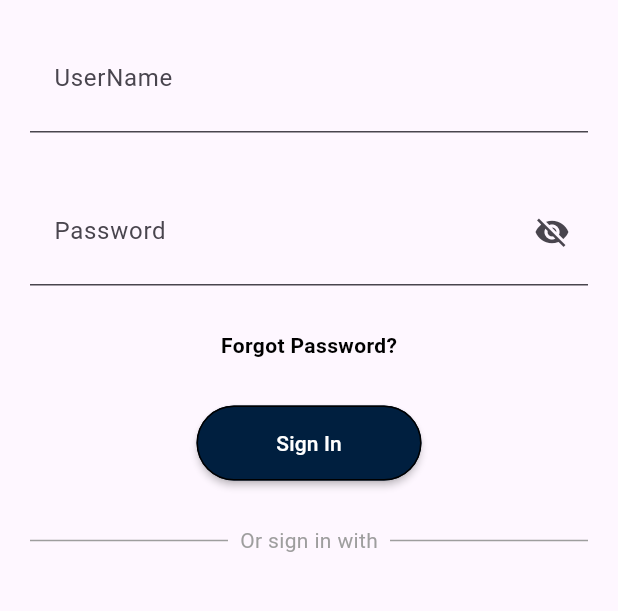
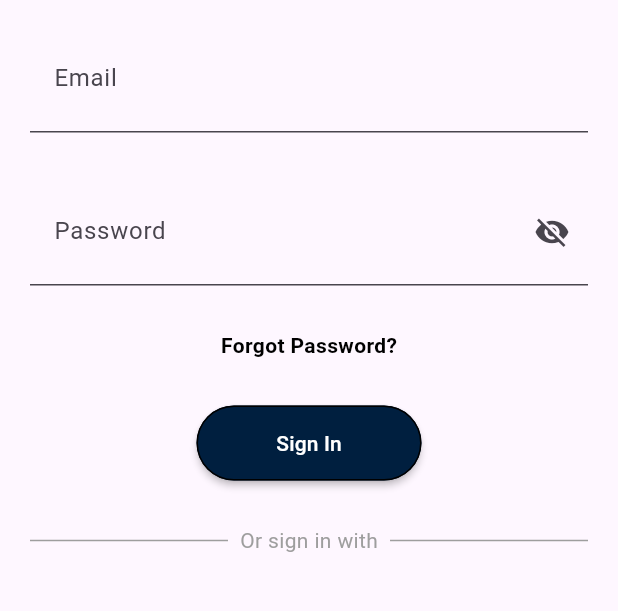
Before and after one commit to firadfd/flutter-news-app, a Flutter app: the screen it shows after launch, on a phone screen of 412 x 824 dp, the part 238-849 px from its top. Run offline on Flutter 3.47's test engine with Material 3 defaults, Android fonts, the phone set to English and light mode, and no system bars; our stand-ins replace font_awesome_flutter.

Commit message:
use provider in sign in page

```diff
--- /dev/null
+++ b/lib/providers/auth_credentials_check_provider.dart
@@ -0,0 +1,43 @@
+import 'package:flutter/foundation.dart';
+
+class AuthCredentialsCheckProvider with ChangeNotifier {
+  String emailMessage = "";
+  String passwordMessage = "";
+  bool isEmailErrol = false;
+  bool isPassErrol = false;
+
+  /// Validates the email format and updates the email message.
+  void isValidEmail(String email) {
+    final emailRegex = RegExp(
+        r'^[a-zA-Z0-9._%+-]+@[a-zA-Z0-9.-]+\.[a-zA-Z]{2,}$'); // Email pattern
+    if (emailRegex.hasMatch(email)) {
+      isEmailErrol = false;
+      notifyListeners();
+    } else {
+      emailMessage = "Invalid email address";
+      isEmailErrol = true;
+      notifyListeners();
+    }
+  }
+
+  /// Validates the password length and presence of at least one special character.
+  void isValidPassword(String password) {
+    final passwordRegex = RegExp(r'^(?=.*?[!@#\$&*~]).{8,}$');
+    if (password.length < 8) {
+      passwordMessage = "Password must be at least 8 characters long";
+      isPassErrol = true;
+      notifyListeners();
+    } else {
+      if (passwordRegex.hasMatch(password)) {
+        passwordMessage = "";
+        isPassErrol = false;
+        notifyListeners();
+      } else {
+        passwordMessage =
+            "Password must be contain at least one special character";
+        isPassErrol = true;
+        notifyListeners();
+      }
+    }
+  }
+}
--- a/lib/screens/news_details_screen.dart
+++ b/lib/screens/news_details_screen.dart
@@ -26,7 +26,7 @@ class _NewsDetailsScreenState extends State<NewsDetailsScreen> {
             ClipRRect(
               borderRadius: BorderRadius.circular(10),
               child: Image.network(
-                "https://encrypted-tbn0.gstatic.com/images?q=tbn:ANd9GcRmCy16nhIbV3pI1qLYHMJKwbH2458oiC9EmA&s",
+                "https://encrypted-tbn0.gstatic.com/images?q=tbn:ANd9GcS-C_UAhXq9GfuGO452EEzfbKnh1viQB9EDBQ&s",
                 height: 300,
                 width: double.infinity,
                 fit: BoxFit.cover,
--- a/lib/screens/sign_in_screen.dart
+++ b/lib/screens/sign_in_screen.dart
@@ -1,8 +1,11 @@
+import 'package:flutter/foundation.dart';
 import 'package:flutter/gestures.dart';
 import 'package:flutter/material.dart';
+import 'package:flutter_news_app/providers/auth_credentials_check_provider.dart';
 import 'package:flutter_news_app/screens/news_screen.dart';
 import 'package:flutter_news_app/widgets/custom_text_field.dart';
 import 'package:font_awesome_flutter/font_awesome_flutter.dart';
+import 'package:provider/provider.dart';
 
 class SignInScreen extends StatefulWidget {
   const SignInScreen({super.key});
@@ -22,7 +25,11 @@ class _SignInScreenState extends State<SignInScreen> {
       height: double.infinity,
       color: Colors.white,
       child: Scaffold(
-        body: SingleChildScrollView(
+        body: ChangeNotifierProvider<AuthCredentialsCheckProvider>(
+          create: (context) => AuthCredentialsCheckProvider(),
+          child: Consumer<AuthCredentialsCheckProvider>(
+            builder: (context, provider, child) {
+              return SingleChildScrollView(
                 child: Column(
                   mainAxisAlignment: MainAxisAlignment.start,
                   crossAxisAlignment: CrossAxisAlignment.center,
@@ -39,10 +46,16 @@ class _SignInScreenState extends State<SignInScreen> {
                     Padding(
                       padding: const EdgeInsets.only(left: 20, right: 20),
                       child: CustomTextInputField(
-                  labelText: "UserName",
-                  hintText: "Enter user name",
+                        labelText: "Email",
+                        hintText: "Enter email address",
+                        errorText: provider.isEmailErrol
+                            ? provider.emailMessage
+                            : null,
                         controller: userNameController,
-                  keyboardType: TextInputType.text,
+                        keyboardType: TextInputType.emailAddress,
+                        onChanged: (value) {
+                          provider.isValidEmail(value);
+                        },
                       ),
                     ),
                     const SizedBox(height: 30),
@@ -51,10 +64,15 @@ class _SignInScreenState extends State<SignInScreen> {
                       child: CustomTextInputField(
                           labelText: "Password",
                           hintText: "password",
+                          errorText: provider.isPassErrol
+                              ? provider.passwordMessage
+                              : null,
                           controller: passwordController,
                           keyboardType: TextInputType.visiblePassword,
                           isPassword: true,
-                ),
+                          onChanged: (value) {
+                            provider.isValidPassword(value);
+                          }),
                     ),
                     const SizedBox(height: 30),
                     InkWell(
@@ -77,9 +95,22 @@ class _SignInScreenState extends State<SignInScreen> {
                             shape: OutlineInputBorder(
                                 borderRadius: BorderRadius.circular(25)),
                             onPressed: () {
+                              if (!provider.isEmailErrol &&
+                                  !provider.isPassErrol) {
                                 Navigator.of(context).push(
                                   MaterialPageRoute(
-                            builder: (BuildContext context) => const NewsScreen()));
+                                    builder: (BuildContext context) =>
+                                        const NewsScreen(),
+                                  ),
+                                );
+                              } else {
+                                // Optionally, show a toast/snackbar
+                                ScaffoldMessenger.of(context).showSnackBar(
+                                  const SnackBar(
+                                    content: Text("Invalid email or password"),
+                                  ),
+                                );
+                              }
                             },
                             child: const Text(
                               "Sign In",
@@ -188,7 +219,8 @@ class _SignInScreenState extends State<SignInScreen> {
                           TextSpan(text: "Don't have an account? "),
                           TextSpan(
                               text: "Register",
-                        style: const TextStyle(fontWeight: FontWeight.bold),
+                              style:
+                                  const TextStyle(fontWeight: FontWeight.bold),
                               recognizer: TapGestureRecognizer()
                                 ..onTap = () {
                                   print("hello");
@@ -200,6 +232,9 @@ class _SignInScreenState extends State<SignInScreen> {
                     ),
                   ],
                 ),
+              );
+            },
+          ),
         ),
       ),
     );
--- a/lib/widgets/custom_text_field.dart
+++ b/lib/widgets/custom_text_field.dart
@@ -3,20 +3,22 @@ import 'package:flutter/material.dart';
 class CustomTextInputField extends StatefulWidget {
   final String labelText;
   final String hintText;
+  final String? errorText;
   final TextEditingController controller;
   final TextInputType keyboardType;
   final bool isPassword;
   final Icon? prefixIcon;
+  final ValueChanged<String>? onChanged;
 
   const CustomTextInputField({
-    Key? key,
+    super.key,
     required this.labelText,
     required this.hintText,
     required this.controller,
     this.keyboardType = TextInputType.text,
     this.isPassword = false,
-    this.prefixIcon,
-  }) : super(key: key);
+    this.prefixIcon, required this.errorText, this.onChanged,
+  });
 
   @override
   _CustomTextInputFieldState createState() => _CustomTextInputFieldState();
@@ -30,11 +32,13 @@ class _CustomTextInputFieldState extends State<CustomTextInputField> {
     return TextField(
       controller: widget.controller,
       keyboardType: widget.keyboardType,
+      onChanged: widget.onChanged,
       obscureText: widget.isPassword && _obscureText,
       decoration: InputDecoration(
         labelText: widget.labelText,
         hintText: widget.hintText,
         prefixIcon: widget.prefixIcon,
+        errorText: widget.errorText,
         filled: true,
         fillColor: Colors.transparent,
         contentPadding: const EdgeInsets.symmetric(vertical: 16.0, horizontal: 12.0),
--- a/pubspec.yaml
+++ b/pubspec.yaml
@@ -36,6 +36,7 @@ dependencies:
   # Use with the CupertinoIcons class for iOS style icons.
   cupertino_icons: ^1.0.8
   font_awesome_flutter: ^10.8.0
+  provider: ^6.1.2
 
 dev_dependencies:
   flutter_test:
```
Also changed, not shown: lib/providers/news_screen_provider.dart (added, +12 -0 lines), lib/screens/news_screen.dart (+3 -5 lines), pubspec.lock. Lines whose indentation alone changed are shown as unchanged.
